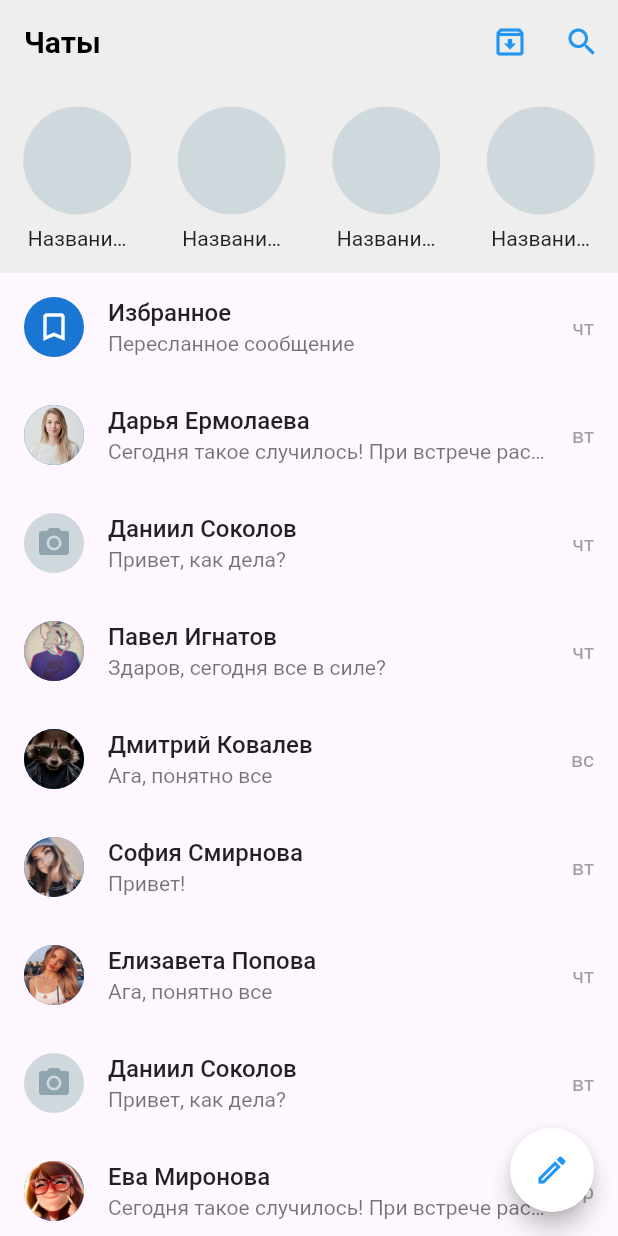
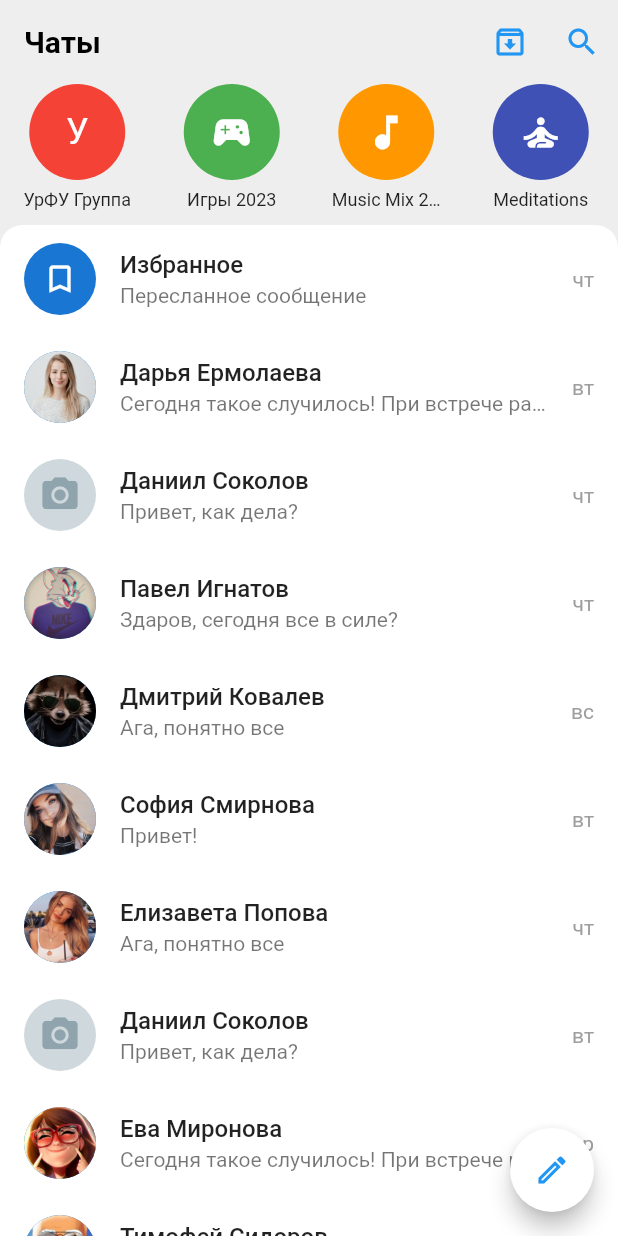
Before and after one commit to nikolay-potehin/widgets_showcase, a Flutter app: the VKChatsPage screen opened directly, on a phone screen of 412 x 824 dp. Run offline on Flutter 3.47's test engine with Material 2 defaults, Android fonts, the light colour scheme and no system bars; our stand-ins replace salomon_bottom_bar.

Commit message:
Refactoring, minor design changes

```diff
--- a/lib/examples/vk_messenger/chats/chats.dart
+++ b/lib/examples/vk_messenger/chats/chats.dart
@@ -19,6 +19,7 @@ class VKChatsPage extends StatelessWidget {
   @override
   Widget build(BuildContext context) {
     return Scaffold(
+      backgroundColor: Colors.grey.shade200,
       appBar: appBar(),
       body: NotificationListener<OverscrollIndicatorNotification>(
         onNotification: (notification) {
@@ -46,10 +47,15 @@ class VKChatsPage extends StatelessWidget {
     );
   }
 
-  ListView chatsFeed() {
+  Container chatsFeed() {
     final users = MockUsers.users;
 
-    return ListView.builder(
+    return Container(
+      decoration: const BoxDecoration(
+        color: Colors.white,
+        borderRadius: BorderRadius.vertical(top: Radius.circular(15)),
+      ),
+      child: ListView.builder(
         shrinkWrap: true,
         primary: false,
         itemCount: users.length + 1,
@@ -58,7 +64,7 @@ class VKChatsPage extends StatelessWidget {
             return const DialogTile(
               title: 'Избранное',
               subtitle: 'Пересланное сообщение',
-            leading: CircleAvatar(
+              leading: VKCircleAvatar(
                 child: Icon(Icons.turned_in_not),
               ),
             );
@@ -73,6 +79,7 @@ class VKChatsPage extends StatelessWidget {
             );
           }
         },
+      ),
     );
   }
 
@@ -81,7 +88,12 @@ class VKChatsPage extends StatelessWidget {
       color: Colors.grey.shade200,
       child: Row(
         mainAxisAlignment: MainAxisAlignment.spaceEvenly,
-        children: List.generate(4, (index) => const GroupCard()),
+        children: [
+          GroupCard.urfu(),
+          GroupCard.games(),
+          GroupCard.music(),
+          GroupCard.meditation(),
+        ],
       ),
     );
   }
--- a/lib/examples/vk_messenger/chats/dialog_tile.dart
+++ b/lib/examples/vk_messenger/chats/dialog_tile.dart
@@ -1,19 +1,18 @@
 import 'package:flutter/material.dart';
 import 'package:widgets_showcase/examples/vk_messenger/models/randomizer.dart';
-import 'package:widgets_showcase/examples/vk_messenger/vk_circle_avatar.dart';
 
 class DialogTile extends StatelessWidget {
   const DialogTile({
     super.key,
     required this.title,
     required this.subtitle,
-    this.leading,
+    required this.leading,
     this.onTap,
   });
 
   final String title;
   final String subtitle;
-  final Widget? leading;
+  final Widget leading;
   final VoidCallback? onTap;
 
   @override
@@ -28,7 +27,7 @@ class DialogTile extends StatelessWidget {
         maxLines: 1,
         overflow: TextOverflow.ellipsis,
       ),
-      leading: leading ?? VKCircleAvatar.noImage(),
+      leading: leading,
       onTap: onTap ?? () {},
       trailing: Text(
         Randomizer.randomWeekDay(),
--- a/lib/examples/vk_messenger/chats/group_card.dart
+++ b/lib/examples/vk_messenger/chats/group_card.dart
@@ -1,27 +1,90 @@
 import 'package:flutter/material.dart';
+import 'package:widgets_showcase/examples/vk_messenger/vk_circle_avatar.dart';
 
 class GroupCard extends StatelessWidget {
+  final Widget? child;
+  final String? groupName;
+  final Color? color;
+
   const GroupCard({
     super.key,
+    this.color,
+    this.groupName,
+    this.child,
   });
+
+  factory GroupCard.urfu() => const GroupCard(
+        color: Colors.red,
+        groupName: 'УрФУ Группа',
+        child: Text(
+          'У',
+          maxLines: 1,
+          overflow: TextOverflow.ellipsis,
+          style: TextStyle(
+            fontSize: 24,
+            color: Colors.white,
+          ),
+        ),
+      );
+
+  factory GroupCard.games() => const GroupCard(
+        color: Colors.green,
+        groupName: 'Игры 2023',
+        child: Icon(
+          Icons.sports_esports,
+          color: Colors.white,
+          size: 30,
+        ),
+      );
+
+  factory GroupCard.music() => const GroupCard(
+        color: Colors.orange,
+        groupName: 'Music Mix 2023',
+        child: Icon(
+          Icons.music_note,
+          color: Colors.white,
+          size: 30,
+        ),
+      );
+
+  factory GroupCard.meditation() => const GroupCard(
+        color: Colors.indigo,
+        groupName: 'Meditations',
+        child: Icon(
+          Icons.self_improvement,
+          color: Colors.white,
+          size: 30,
+        ),
+      );
 
   @override
   Widget build(BuildContext context) {
     return Expanded(
       child: Padding(
-        padding: const EdgeInsets.all(15),
+        padding: const EdgeInsets.fromLTRB(15, 0, 15, 10),
         child: Column(
           mainAxisAlignment: MainAxisAlignment.center,
           children: [
-            CircleAvatar(
-              radius: 36,
-              backgroundColor: Colors.blueGrey.shade100,
+            VKCircleAvatar.group(
+              color: color,
+              child: child ??
+                  const Text(
+                    '',
+                    maxLines: 1,
+                    overflow: TextOverflow.ellipsis,
+                    style: TextStyle(
+                      fontSize: 24,
+                      color: Colors.white,
+                    ),
+                  ),
             ),
-            const SizedBox(height: 8),
-            const Text(
-              'Название группы',
+            const SizedBox(height: 6),
+            Text(
+              groupName ?? 'Название',
               overflow: TextOverflow.ellipsis,
+              maxLines: 1,
               textAlign: TextAlign.center,
+              style: const TextStyle(fontSize: 12),
             ),
           ],
         ),
@@ -29,3 +92,10 @@ class GroupCard extends StatelessWidget {
     );
   }
 }
+
+final colors = [
+  Colors.red,
+  Colors.green,
+  Colors.orange,
+  Colors.deepPurple,
+];
--- a/lib/examples/vk_messenger/opened_chat/opened_chat.dart
+++ b/lib/examples/vk_messenger/opened_chat/opened_chat.dart
@@ -112,7 +112,7 @@ class _OpenedChatState extends State<OpenedChat> {
       ],
       title: Row(
         children: [
-          VKCircleAvatar.fromUser(user),
+          VKCircleAvatar.fromUser(user, radius: 20),
           const SizedBox(width: 8),
           Column(
             mainAxisAlignment: MainAxisAlignment.spaceBetween,
--- a/lib/examples/vk_messenger/vk_circle_avatar.dart
+++ b/lib/examples/vk_messenger/vk_circle_avatar.dart
@@ -11,27 +11,27 @@ class VKCircleAvatar extends StatelessWidget {
     super.key,
     this.child,
     this.backgroundColor,
-    this.radius,
+    this.radius = 24,
     this.foregroundImage,
   });
 
-  factory VKCircleAvatar.fromUser(User user) {
+  factory VKCircleAvatar.fromUser(User user, {double radius = 24}) {
     return user.avatarPath != null
         ? VKCircleAvatar(
             foregroundImage: AssetImage(
               user.avatarPath!,
             ),
+            radius: radius,
           )
         : VKCircleAvatar.noImage();
   }
 
-  factory VKCircleAvatar.noImage({double radius = 20}) => VKCircleAvatar(
+  factory VKCircleAvatar.noImage() => VKCircleAvatar(
         backgroundColor: Colors.blueGrey.shade100,
-        radius: radius,
         child: Icon(
           Icons.camera_alt,
           color: Colors.blueGrey.shade300,
-          size: radius * 1.2,
+          size: 28,
         ),
       );
 
@@ -43,13 +43,23 @@ class VKCircleAvatar extends StatelessWidget {
         ),
       );
 
+  factory VKCircleAvatar.group({
+    Widget? child,
+    Color? color,
+  }) =>
+      VKCircleAvatar(
+        radius: 32,
+        backgroundColor: color ?? Colors.blueGrey.shade100,
+        child: child,
+      );
+
   @override
   Widget build(BuildContext context) {
     return CircleAvatar(
       backgroundColor: backgroundColor,
       foregroundImage: foregroundImage,
       radius: radius,
-      child: child ?? const Icon(Icons.photo_camera),
+      child: child,
     );
   }
 }
```
Lines whose indentation alone changed are shown as unchanged.
